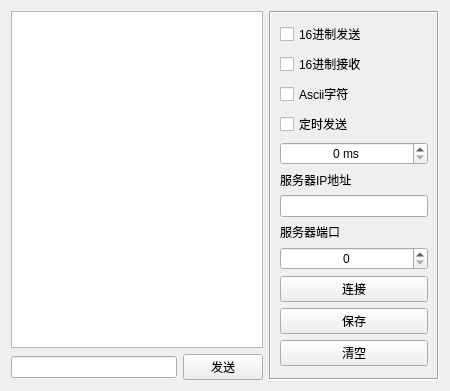
Old version of the form HeExample/HeControl/HTcpClientWidget.ui in the repository hexianqi/QtCode.
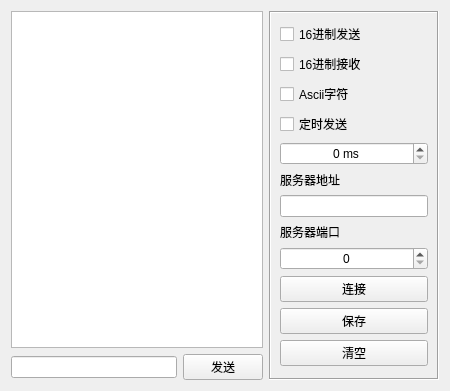
New version of the form.

What changed in the file:
```diff
--- a/HeExample/HeControl/HTcpClientWidget.ui
+++ b/HeExample/HeControl/HTcpClientWidget.ui
@@ -138,7 +138,7 @@
       <item>
        <widget class="QLabel" name="label_101">
         <property name="text">
-         <string>服务器IP地址</string>
+         <string>服务器地址</string>
         </property>
        </widget>
       </item>
```
